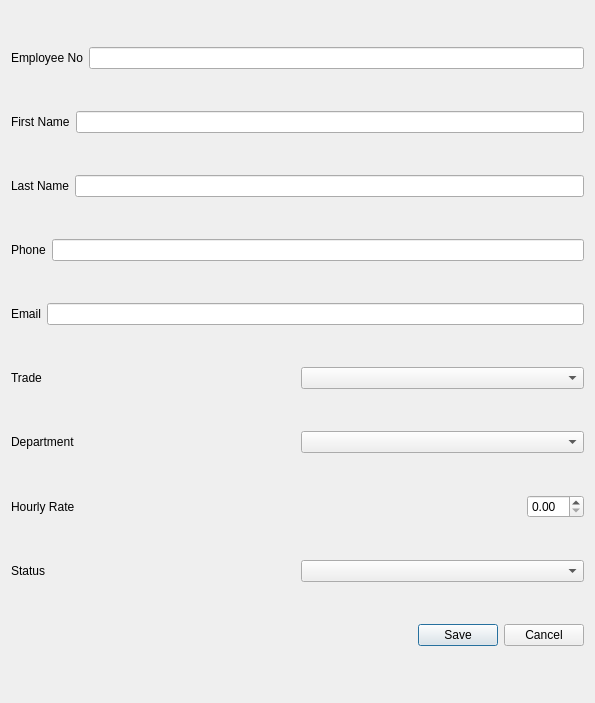
This is app/ui/forms/add_technician.ui in Apie-dup/MaintenanceSystem as Qt 5 draws it before an edit. The edited form follows.
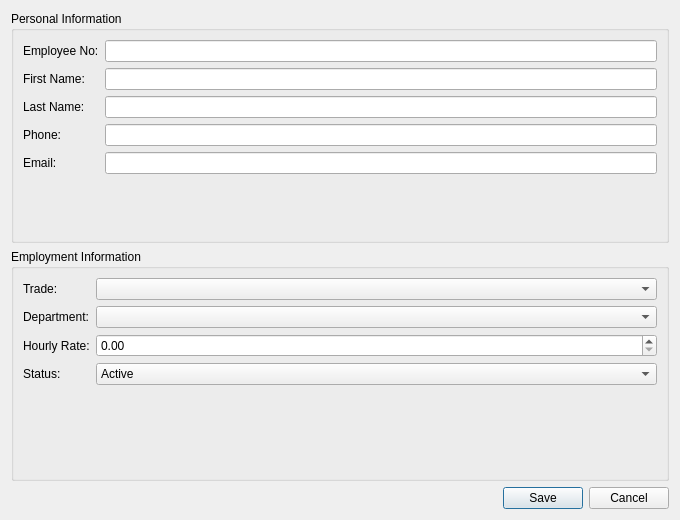
This is the edited form.

```diff
--- a/app/ui/forms/add_technician.ui
+++ b/app/ui/forms/add_technician.ui
@@ -6,8 +6,8 @@
    <rect>
     <x>0</x>
     <y>0</y>
-    <width>595</width>
-    <height>703</height>
+    <width>680</width>
+    <height>520</height>
    </rect>
   </property>
   <property name="windowTitle">
@@ -15,136 +15,146 @@
   </property>
   <layout class="QVBoxLayout" name="verticalLayout">
    <item>
-    <layout class="QHBoxLayout" name="horizontalLayout">
-     <item>
-      <widget class="QLabel" name="lblEmployeeNo">
+    <widget class="QGroupBox" name="groupPersonalInfo">
+     <property name="title">
+      <string>Personal Information</string>
+     </property>
+     <property name="flat">
+      <bool>true</bool>
+     </property>
+     <layout class="QFormLayout" name="formPersonalInfo">
+      <item row="0" column="0">
+       <widget class="QLabel" name="lblEmployeeNumber">
        <property name="text">
-        <string>Employee No</string>
+         <string>Employee No:</string>
        </property>
       </widget>
      </item>
-     <item>
-      <widget class="QLineEdit" name="txtEmployeeNumber"/>
-     </item>
-    </layout>
-   </item>
-   <item>
-    <layout class="QHBoxLayout" name="horizontalLayout_2">
-     <item>
+      <item row="0" column="1">
+       <widget class="QLineEdit" name="txtEmployeeNumber">
+        <property name="readOnly">
+         <bool>true</bool>
+        </property>
+       </widget>
+      </item>
+      <item row="1" column="0">
       <widget class="QLabel" name="lblFirstName">
        <property name="text">
-        <string>First Name</string>
+         <string>First Name:</string>
        </property>
       </widget>
      </item>
-     <item>
+      <item row="1" column="1">
       <widget class="QLineEdit" name="txtFirstName"/>
      </item>
-    </layout>
-   </item>
-   <item>
-    <layout class="QHBoxLayout" name="horizontalLayout_3">
-     <item>
+      <item row="2" column="0">
       <widget class="QLabel" name="lblLastName">
        <property name="text">
-        <string>Last Name</string>
+         <string>Last Name:</string>
        </property>
       </widget>
      </item>
-     <item>
+      <item row="2" column="1">
       <widget class="QLineEdit" name="txtLastName"/>
      </item>
-    </layout>
-   </item>
-   <item>
-    <layout class="QHBoxLayout" name="horizontalLayout_4">
-     <item>
+      <item row="3" column="0">
       <widget class="QLabel" name="lblPhone">
        <property name="text">
-        <string>Phone</string>
+         <string>Phone:</string>
        </property>
       </widget>
      </item>
-     <item>
+      <item row="3" column="1">
       <widget class="QLineEdit" name="txtPhone"/>
      </item>
-    </layout>
-   </item>
-   <item>
-    <layout class="QHBoxLayout" name="horizontalLayout_5">
-     <item>
+      <item row="4" column="0">
       <widget class="QLabel" name="lblEmail">
        <property name="text">
-        <string>Email</string>
+         <string>Email:</string>
        </property>
       </widget>
      </item>
-     <item>
+      <item row="4" column="1">
       <widget class="QLineEdit" name="txtEmail"/>
      </item>
     </layout>
+    </widget>
    </item>
    <item>
-    <layout class="QHBoxLayout" name="horizontalLayout_6">
-     <item>
+    <widget class="QGroupBox" name="groupEmploymentInfo">
+     <property name="title">
+      <string>Employment Information</string>
+     </property>
+     <property name="flat">
+      <bool>true</bool>
+     </property>
+     <layout class="QFormLayout" name="formEmploymentInfo">
+      <item row="0" column="0">
       <widget class="QLabel" name="lblTrade">
        <property name="text">
-        <string>Trade</string>
+         <string>Trade:</string>
        </property>
       </widget>
      </item>
-     <item>
+      <item row="0" column="1">
       <widget class="QComboBox" name="cmbTrade"/>
      </item>
-    </layout>
-   </item>
-   <item>
-    <layout class="QHBoxLayout" name="horizontalLayout_7">
-     <item>
+      <item row="1" column="0">
       <widget class="QLabel" name="lblDepartment">
        <property name="text">
-        <string>Department</string>
+         <string>Department:</string>
        </property>
       </widget>
      </item>
-     <item>
+      <item row="1" column="1">
       <widget class="QComboBox" name="cmbDepartment"/>
      </item>
-    </layout>
-   </item>
-   <item>
-    <layout class="QHBoxLayout" name="horizontalLayout_8">
-     <item>
+      <item row="2" column="0">
       <widget class="QLabel" name="lblHourlyRate">
        <property name="text">
-        <string>Hourly Rate</string>
+         <string>Hourly Rate:</string>
        </property>
       </widget>
      </item>
-     <item alignment="Qt::AlignmentFlag::AlignRight">
-      <widget class="QDoubleSpinBox" name="dsbHourlyRate"/>
-     </item>
-    </layout>
-   </item>
-   <item>
-    <layout class="QHBoxLayout" name="horizontalLayout_9">
-     <item>
+      <item row="2" column="1">
+       <widget class="QDoubleSpinBox" name="dsbHourlyRate">
+        <property name="prefix">
+         <string extracomment="N$"/>
+        </property>
+        <property name="decimals">
+         <number>2</number>
+        </property>
+        <property name="maximum">
+         <double>999999.989999999990687</double>
+        </property>
+       </widget>
+      </item>
+      <item row="3" column="0">
       <widget class="QLabel" name="lblStatus">
        <property name="text">
-        <string>Status</string>
+         <string>Status:</string>
        </property>
       </widget>
      </item>
+      <item row="3" column="1">
+       <widget class="QComboBox" name="cmbStatus">
      <item>
-      <widget class="QComboBox" name="cmbStatus"/>
-     </item>
-    </layout>
+         <property name="text">
+          <string>Active</string>
+         </property>
+        </item>
+        <item>
+         <property name="text">
+          <string>Inactive</string>
+         </property>
+        </item>
+       </widget>
+      </item>
+     </layout>
+    </widget>
    </item>
    <item>
     <widget class="QDialogButtonBox" name="buttonBox">
-     <property name="orientation">
-      <enum>Qt::Orientation::Horizontal</enum>
-     </property>
      <property name="standardButtons">
       <set>QDialogButtonBox::StandardButton::Cancel|QDialogButtonBox::StandardButton::Save</set>
      </property>
```
Left out of the diff: 37 changed lines with no effect on the pictures. Lines whose indentation alone changed are shown as unchanged.
